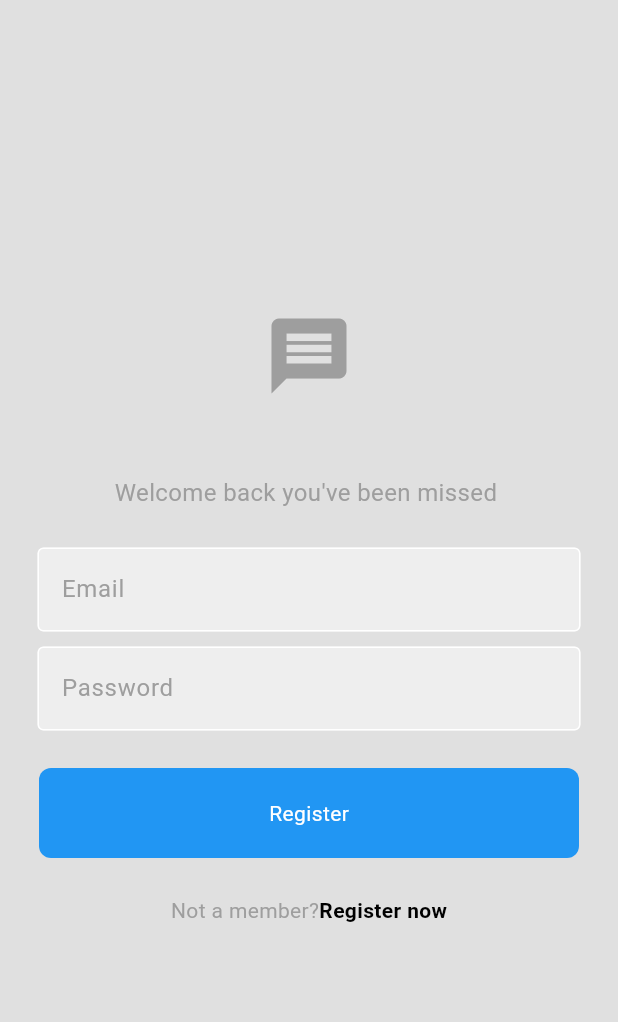
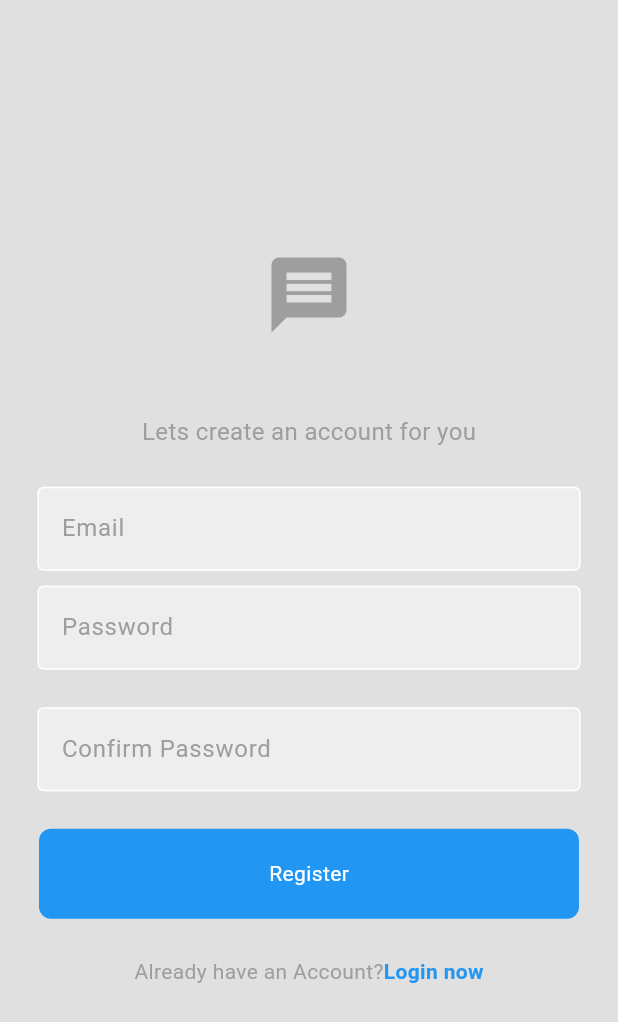
Before and after one commit to dillahmwangi/Mini_flutter_projects, a Flutter app: the screen it shows after launch, after a tap on "Register now", on a phone screen of 412 x 824 dp. Shown: the top 1022 px of the screen. Run offline on Flutter 3.47's test engine with Material 3 defaults, Android fonts, the phone set to English and light mode, and no system bars.

Commit message:
activaated log in link

```diff
--- a/lib/src/features/screens/register_page.dart
+++ b/lib/src/features/screens/register_page.dart
@@ -6,11 +6,16 @@ class RegisterPage extends StatelessWidget {
   //email and password text controllers
   final TextEditingController _emailController = TextEditingController();
   final TextEditingController _pwController = TextEditingController();
+  final TextEditingController _confirmPwController = TextEditingController();
 
-  RegisterPage({super.key});
+  //tap to go to login page
+  final void Function()? onTap;
+
+  RegisterPage({super.key,
+  required this.onTap});
 
   //register method
-   void register () {}
+  void register() {}
 
   @override
   Widget build(BuildContext context) {
@@ -28,17 +33,17 @@ class RegisterPage extends StatelessWidget {
               ),
               const SizedBox(height: 50),
 
-              //Welcome back message
+              //create an account message
               Text(
-                "Welcome back you've been missed ",
-
-                style:TextStyle(
+                "Lets create an account for you",
+                style: TextStyle(
                   color: Theme.of(context).colorScheme.primary,
                   fontSize: 16,
                 ),
-
               ),
-              const SizedBox(height: 25,),
+              const SizedBox(
+                height: 25,
+              ),
 
               //email textfield
               MyTextField(
@@ -53,9 +58,17 @@ class RegisterPage extends StatelessWidget {
               MyTextField(
                 hintText: "Password",
                 obscureText: true,
-                controller:_pwController,
+                controller: _pwController,
               ),
 
+              const SizedBox(height: 25),
+
+              //confirm password textfield
+              MyTextField(
+                hintText: "Confirm Password",
+                obscureText: true,
+                controller: _confirmPwController,
+              ),
 
               const SizedBox(height: 25),
 
@@ -72,23 +85,24 @@ class RegisterPage extends StatelessWidget {
                 mainAxisAlignment: MainAxisAlignment.center,
                 children: [
                   Text(
-                    "Not a member?",
-                    style: TextStyle(color: Theme.of(context).colorScheme.primary),
+                    "Already have an Account?",
+                    style:
+                        TextStyle(color: Theme.of(context).colorScheme.primary),
                   ),
-
-                   const Text("Register now",
+                  GestureDetector(
+                    onTap: onTap,
+                    child: Text(
+                      "Login now",
                       style: TextStyle(
+                        color: Theme.of(context).colorScheme.outline,
                         fontWeight: FontWeight.bold,
                       ),
                     ),
-
+                  ),
                 ],
               ),
-
-
             ],
           ),
-
         ));
   }
 }
```
Lines whose indentation alone changed are shown as unchanged.
